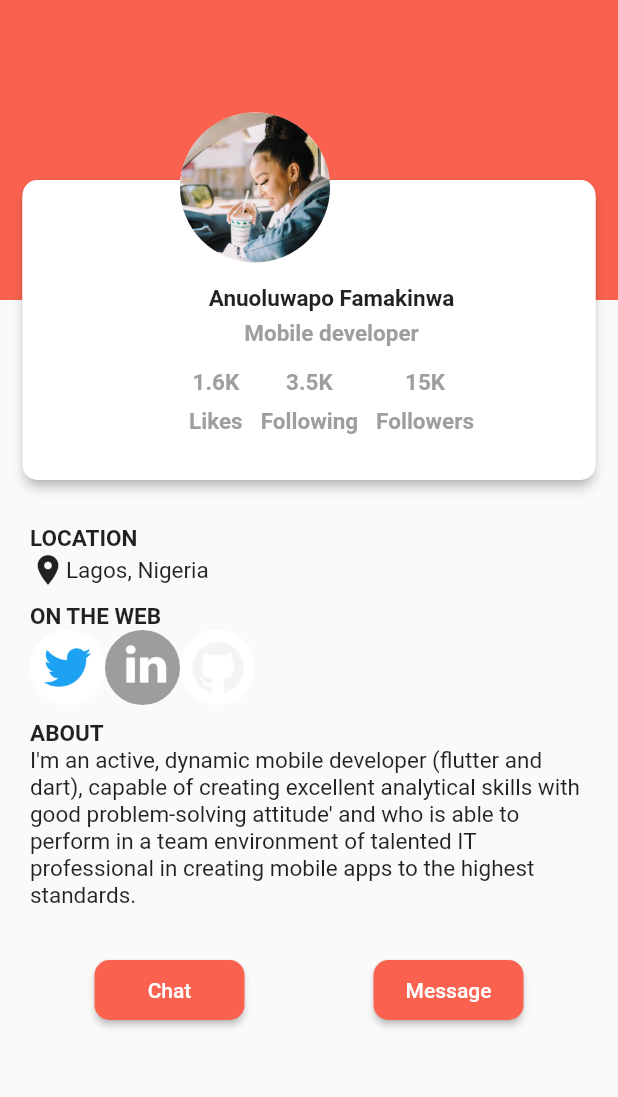
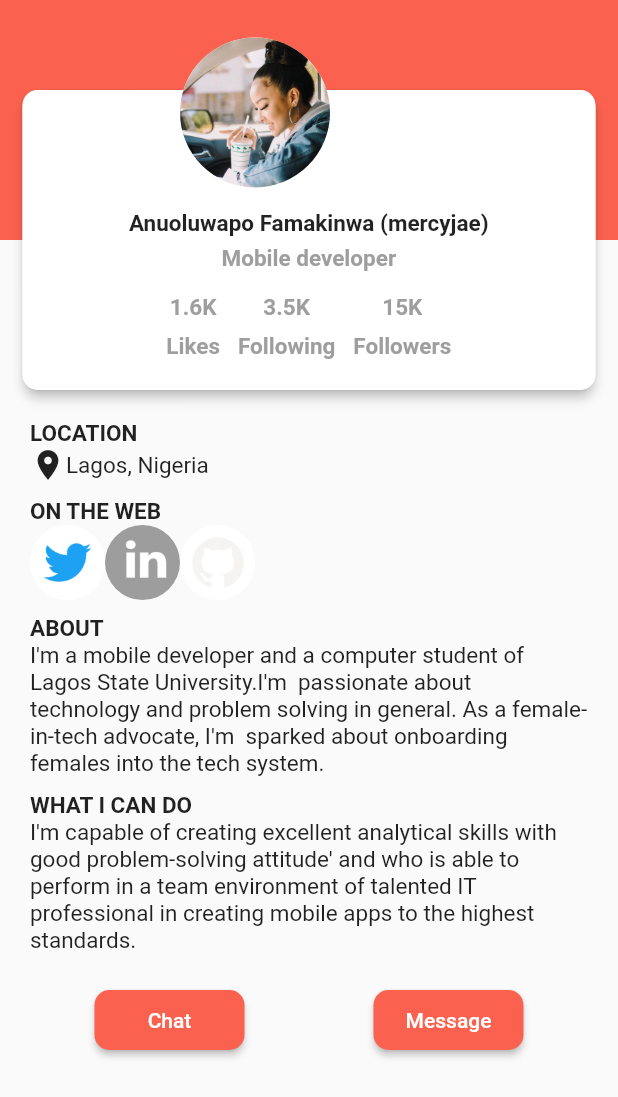
Before and after one commit to mercyjae/hng_task2, a Flutter app: the screen it shows after launch, on a phone screen of 412 x 824 dp. Shown: the top 1097 px of the screen. Run offline on Flutter 3.47's test engine with Material 2 defaults, Android fonts, the phone set to English and light mode, and no system bars; our stand-ins replace webview_flutter.

Commit message:
app done

```diff
--- a/lib/resume_app.dart
+++ b/lib/resume_app.dart
@@ -1,7 +1,5 @@
-
 import 'package:flutter/material.dart';
 import 'package:hng_task2/web_view_page.dart';
-
 
 class ResumeApp extends StatefulWidget {
   const ResumeApp({Key? key}) : super(key: key);
@@ -11,7 +9,6 @@ class ResumeApp extends StatefulWidget {
 }
 
 class _ResumeAppState extends State<ResumeApp> {
-
   void _handleURLButtonPress(
     BuildContext context,
     String url,
@@ -32,16 +29,16 @@ class _ResumeAppState extends State<ResumeApp> {
           Stack(
             children: [
               const SizedBox(
-                height: 350,
+                height: 280,
                 width: double.infinity,
               ),
               Container(
-                height: 200,
+                height: 160,
                 width: double.infinity,
                 color: const Color(0xFFFA624F),
               ),
               Positioned(
-                top: 120,
+                top: 60,
                 left: 15,
                 right: 15,
                 child: Material(
@@ -56,7 +53,7 @@ class _ResumeAppState extends State<ResumeApp> {
                 ),
               ),
               Positioned(
-                  top: 75,
+                  top: 25,
                   left: 120,
                   child: Container(
                       height: 100,
@@ -69,13 +66,13 @@ class _ResumeAppState extends State<ResumeApp> {
                             fit: BoxFit.cover),
                       ))),
               Positioned(
-                top: 190,
-                left: (MediaQuery.of(context).size.width / 2) - 80.0,
+                top: 140,
+                left: (MediaQuery.of(context).size.width / 2) - 120.0,
                 child: Column(
                   mainAxisAlignment: MainAxisAlignment.center,
                   children: [
                     const Text(
-                      "Anuoluwapo Famakinwa",
+                      "Anuoluwapo Famakinwa (mercyjae)",
                       style:
                           TextStyle(fontWeight: FontWeight.bold, fontSize: 15),
                     ),
@@ -123,7 +120,7 @@ class _ResumeAppState extends State<ResumeApp> {
                 Row(
                   children: const [
                     Icon(Icons.location_on),
-                     Text(
+                    Text(
                       "Lagos, Nigeria",
                       style:
                           TextStyle(fontWeight: FontWeight.w400, fontSize: 15),
@@ -136,7 +133,6 @@ class _ResumeAppState extends State<ResumeApp> {
                   style: TextStyle(fontWeight: FontWeight.bold, fontSize: 15),
                 ),
                 Row(children: [
-
                   BuildLogo(
                       'assets/twitter.png', 'https://twitter.com/_mercyjae'),
                   BuildLogo('assets/linkedin.png',
@@ -150,14 +146,26 @@ class _ResumeAppState extends State<ResumeApp> {
                   style: TextStyle(fontWeight: FontWeight.bold, fontSize: 15),
                 ),
                 const Text(
-                  "I'm an active, dynamic mobile developer (flutter and dart), "
-                  "capable of creating excellent analytical skills with good problem-solving attitude'"
+                  "I'm a mobile developer and a computer student of Lagos State University."
+                  "I'm  passionate about  technology and problem solving in general. As a female-in-tech advocate,"
+                  " I'm  sparked about onboarding females into the tech system.",
+                  style: TextStyle(fontWeight: FontWeight.w400, fontSize: 15),
+                ),
+                 const SizedBox(
+                  height: 10,
+                ),
+                const Text(
+                  "WHAT I CAN DO",
+                  style: TextStyle(fontWeight: FontWeight.bold, fontSize: 15),
+                ),
+                const Text(
+                  "I'm capable of creating excellent analytical skills with good problem-solving attitude'"
                   " and who is able to  perform in a team environment of talented IT professional in "
                   "creating mobile apps to the highest standards.",
                   style: TextStyle(fontWeight: FontWeight.w400, fontSize: 15),
                 ),
                 const SizedBox(
-                  height: 30,
+                  height: 20,
                 ),
                 Row(
                   mainAxisAlignment: MainAxisAlignment.spaceAround,
@@ -174,7 +182,7 @@ class _ResumeAppState extends State<ResumeApp> {
                     ElevatedButton(
                         style: ElevatedButton.styleFrom(
                           minimumSize: const Size(100, 40),
-                          backgroundColor:const Color(0xFFFA624F),
+                          backgroundColor: const Color(0xFFFA624F),
                           shape: RoundedRectangleBorder(
                               borderRadius: BorderRadius.circular(10)),
                         ),
```
